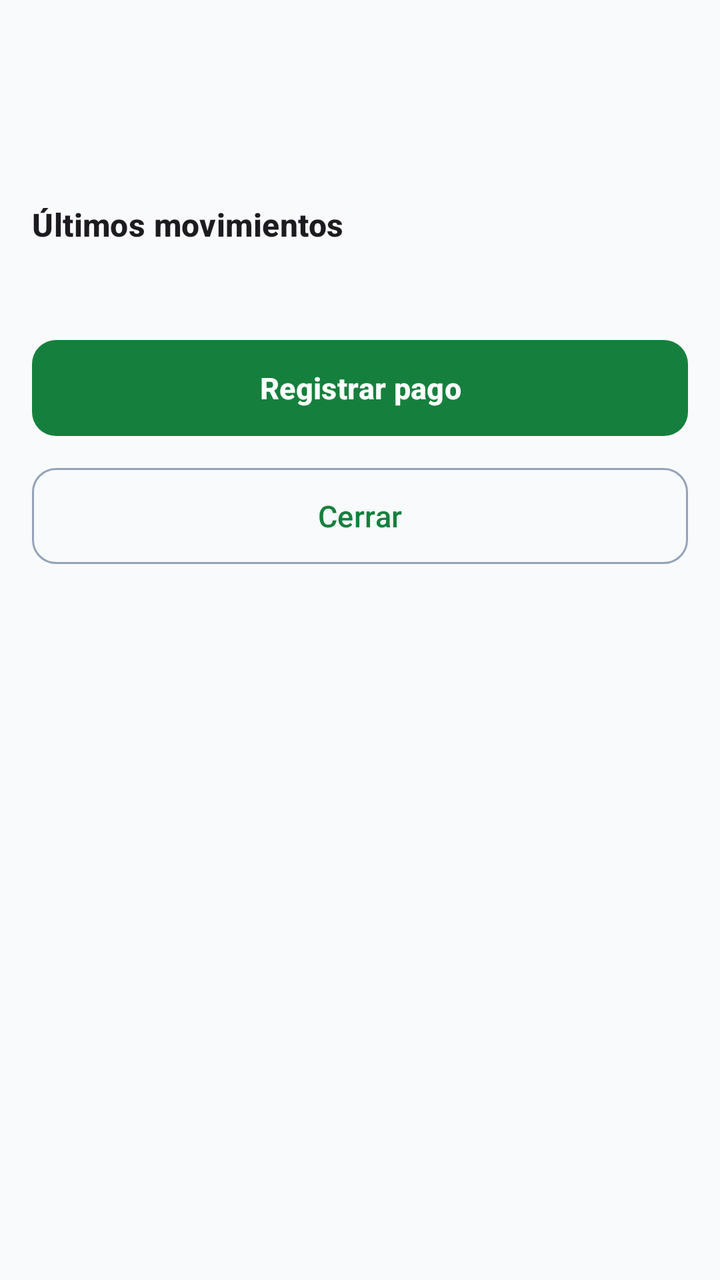
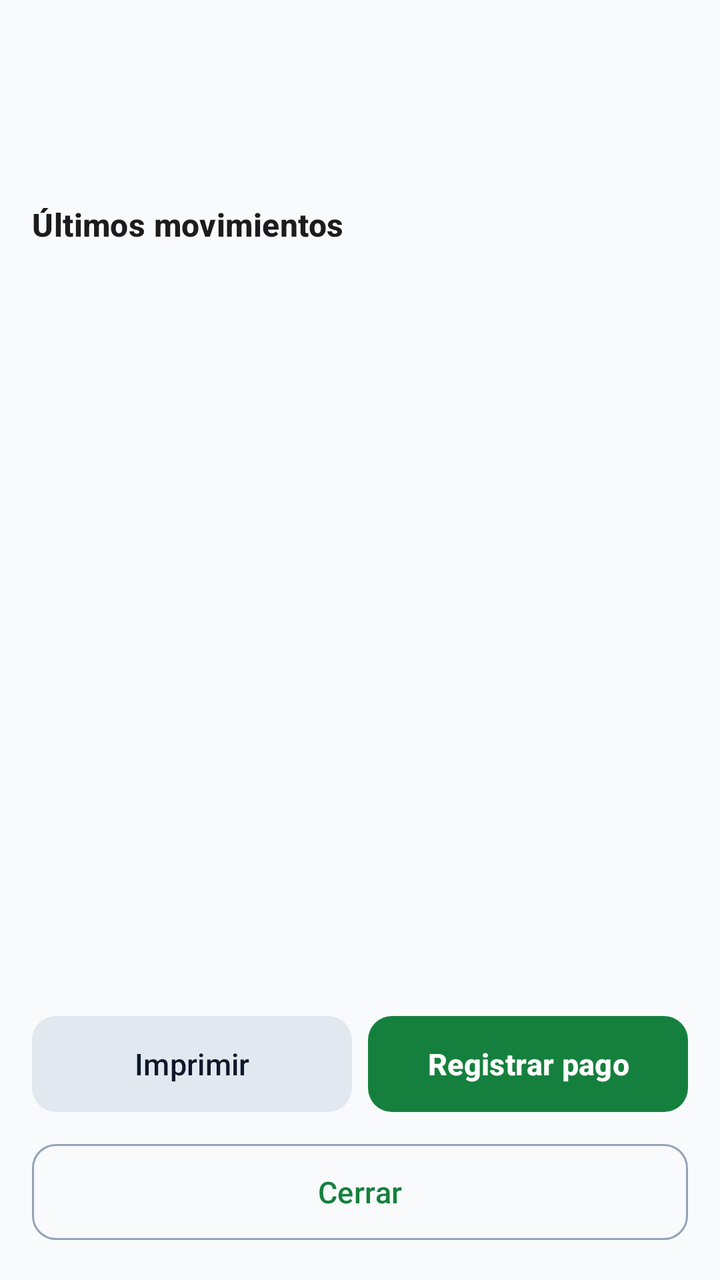

Screens rendered from an Android XML layout before and after an edit, with the pre-edit source and the edit as a unified diff.
<!-- AndroidManifest.xml: application theme Theme.Entradas -->
<!-- res/layout/dialog_acreedor_detalle.xml -->
<?xml version="1.0" encoding="utf-8"?>
<LinearLayout xmlns:android="http://schemas.android.com/apk/res/android"
    android:orientation="vertical"
    android:padding="16dp"
    android:layout_width="match_parent"
    android:layout_height="wrap_content">

    <TextView android:id="@+id/tvDetalleNombre"
        android:layout_width="match_parent"
        android:layout_height="wrap_content"
        android:textAppearance="?attr/textAppearanceTitleLarge"
        android:textStyle="bold"
        android:maxLines="2"
        android:ellipsize="end" />

    <TextView android:id="@+id/tvDetalleSaldo"
        android:layout_width="match_parent"
        android:layout_height="wrap_content"
        android:layout_marginTop="4dp"
        android:textAppearance="?attr/textAppearanceTitleMedium" />

    <TextView android:id="@+id/tvDetalleEstado"
        android:layout_width="match_parent"
        android:layout_height="wrap_content"
        android:layout_marginTop="2dp"
        android:textAppearance="@style/TextAppearance.Entradas.Support" />

    <TextView
        android:layout_width="wrap_content"
        android:layout_height="wrap_content"
        android:layout_marginTop="12dp"
        android:text="Últimos movimientos"
        android:textAppearance="?attr/textAppearanceTitleMedium"
        android:textStyle="bold" />

    <androidx.recyclerview.widget.RecyclerView
        android:id="@+id/rvMovimientos"
        android:layout_width="match_parent"
        android:layout_height="wrap_content"
        android:maxHeight="300dp"
        android:layout_marginTop="8dp" />

    <TextView android:id="@+id/tvDetalleError"
        android:layout_width="match_parent"
        android:layout_height="wrap_content"
        android:layout_marginTop="8dp" />

    <com.google.android.material.button.MaterialButton
        android:id="@+id/btnDetallePagar"
        style="@style/Widget.Entradas.Button.Primary"
        android:layout_width="match_parent"
        android:layout_height="wrap_content"
        android:layout_marginTop="8dp"
        android:text="Registrar pago" />

    <com.google.android.material.button.MaterialButton
        android:id="@+id/btnDetalleCerrar"
        style="@style/Widget.Entradas.Button.Ghost"
        android:layout_width="match_parent"
        android:layout_height="wrap_content"
        android:layout_marginTop="8dp"
        android:text="Cerrar" />
</LinearLayout>
<!-- resources referenced by this layout -->
<resources>
  <style name="TextAppearance.Entradas.Support" parent="TextAppearance.Material3.BodySmall">
          <item name="android:textColor">?attr/colorOnSurfaceVariant</item>
      </style>
  <style name="Widget.Entradas.Button.Ghost" parent="Widget.Material3.Button.OutlinedButton">
          <item name="android:minHeight">56dp</item>
          <item name="android:textSize">15sp</item>
          <item name="cornerRadius">12dp</item>
      </style>
  <color name="primary">#15803D</color>
  <color name="on_primary">#FFFFFF</color>
  <color name="primary_container">#BBF7D0</color>
  <color name="on_primary_container">#052E16</color>
  <color name="secondary">#475569</color>
  <color name="on_secondary">#FFFFFF</color>
  <color name="secondary_container">#E2E8F0</color>
  <color name="on_secondary_container">#0F172A</color>
  <color name="tertiary">#B45309</color>
  <color name="on_tertiary">#FFFFFF</color>
  <color name="tertiary_container">#FDE68A</color>
  <color name="on_tertiary_container">#451A03</color>
  <color name="error">#B3261E</color>
  <color name="on_error">#FFFFFF</color>
  <color name="error_container">#F9DEDC</color>
  <color name="on_error_container">#410E0B</color>
  <color name="background">#F8FAFC</color>
  <color name="surface">#F8FAFC</color>
  <color name="on_surface">#0F172A</color>
  <color name="surface_variant">#E2E8F0</color>
  <color name="on_surface_variant">#475569</color>
  <color name="outline">#94A3B8</color>
  <color name="on_background">#0F172A</color>
  <color name="outline_variant">#CBD5E1</color>
  <color name="surface_container_lowest">#FFFFFF</color>
  <color name="surface_container_low">#F1F5F9</color>
  <color name="surface_container">#E9EEF4</color>
  <color name="surface_container_high">#E2E8F0</color>
  <color name="surface_container_highest">#CBD5E1</color>
  <color name="surface_bright">#F8FAFC</color>
  <color name="surface_dim">#DCE3EC</color>
  <style name="Widget.Entradas.Button" parent="Widget.Material3.Button" />
  <style name="Widget.Entradas.TextInput" parent="Widget.Material3.TextInputLayout.OutlinedBox">
          <item name="shapeAppearanceOverlay">@style/Shape.Entradas.TextInput</item>
      </style>
  <style name="Widget.Entradas.Toolbar" parent="Widget.Material3.Toolbar">
          <item name="titleTextAppearance">@style/TextAppearance.Entradas.SectionTitle</item>
      </style>
  <style name="ThemeOverlay.Entradas.Dialog" parent="ThemeOverlay.Material3.MaterialAlertDialog">
          <item name="shapeAppearanceMediumComponent">@style/Shape.Entradas.Dialog</item>
      </style>
  <style name="Theme.Entradas.BottomSheet" parent="ThemeOverlay.Material3.BottomSheetDialog">
          <item name="bottomSheetStyle">@style/Widget.Entradas.BottomSheet</item>
      </style>
  <style name="Shape.Entradas.TextInput" parent="ShapeAppearance.Material3.SmallComponent">
          <item name="cornerFamily">rounded</item>
          <item name="cornerSize">12dp</item>
      </style>
  <style name="TextAppearance.Entradas.SectionTitle" parent="TextAppearance.Material3.TitleMedium">
          <item name="android:textStyle">bold</item>
      </style>
  <style name="Shape.Entradas.Dialog" parent="ShapeAppearance.Material3.MediumComponent">
          <item name="cornerFamily">rounded</item>
          <item name="cornerSize">24dp</item>
      </style>
  <style name="Widget.Entradas.BottomSheet" parent="Widget.Material3.BottomSheet">
          <item name="shapeAppearance">@style/Shape.Entradas.Sheet</item>
      </style>
  <!-- unchanged entries left out for length: 4 -->
</resources>

<!-- the commit's change to res/layout/dialog_acreedor_detalle.xml (unified diff, before → after) -->
@@ -3,14 +3,14 @@
     android:orientation="vertical"
     android:padding="16dp"
     android:layout_width="match_parent"
-    android:layout_height="wrap_content">
+    android:layout_height="match_parent">
 
     <TextView android:id="@+id/tvDetalleNombre"
         android:layout_width="match_parent"
         android:layout_height="wrap_content"
         android:textAppearance="?attr/textAppearanceTitleLarge"
         android:textStyle="bold"
-        android:maxLines="2"
+        android:maxLines="1"
         android:ellipsize="end" />
 
     <TextView android:id="@+id/tvDetalleSaldo"
@@ -36,8 +36,8 @@
     <androidx.recyclerview.widget.RecyclerView
         android:id="@+id/rvMovimientos"
         android:layout_width="match_parent"
-        android:layout_height="wrap_content"
-        android:maxHeight="300dp"
+        android:layout_height="0dp"
+        android:layout_weight="1"
         android:layout_marginTop="8dp" />
 
     <TextView android:id="@+id/tvDetalleError"
@@ -45,13 +45,29 @@
         android:layout_height="wrap_content"
         android:layout_marginTop="8dp" />
 
-    <com.google.android.material.button.MaterialButton
-        android:id="@+id/btnDetallePagar"
-        style="@style/Widget.Entradas.Button.Primary"
+    <LinearLayout
+        android:orientation="horizontal"
         android:layout_width="match_parent"
         android:layout_height="wrap_content"
-        android:layout_marginTop="8dp"
-        android:text="Registrar pago" />
+        android:layout_marginTop="8dp">
+
+        <com.google.android.material.button.MaterialButton
+            android:id="@+id/btnDetalleImprimir"
+            style="@style/Widget.Entradas.Button.Neutral"
+            android:layout_width="0dp"
+            android:layout_height="wrap_content"
+            android:layout_weight="1"
+            android:text="Imprimir" />
+
+        <com.google.android.material.button.MaterialButton
+            android:id="@+id/btnDetallePagar"
+            style="@style/Widget.Entradas.Button.Primary"
+            android:layout_width="0dp"
+            android:layout_height="wrap_content"
+            android:layout_weight="1"
+            android:layout_marginStart="8dp"
+            android:text="Registrar pago" />
+    </LinearLayout>
 
     <com.google.android.material.button.MaterialButton
         android:id="@+id/btnDetalleCerrar"
<!-- resource entries referenced after the edit -->
@@ -4,6 +4,11 @@
           <item name="android:textColor">?attr/colorOnSurfaceVariant</item>
       </style>
   <style name="Widget.Entradas.Button.Ghost" parent="Widget.Material3.Button.OutlinedButton">
+          <item name="android:minHeight">56dp</item>
+          <item name="android:textSize">15sp</item>
+          <item name="cornerRadius">12dp</item>
+      </style>
+  <style name="Widget.Entradas.Button.Neutral" parent="Widget.Material3.Button.TonalButton">
           <item name="android:minHeight">56dp</item>
           <item name="android:textSize">15sp</item>
           <item name="cornerRadius">12dp</item>
